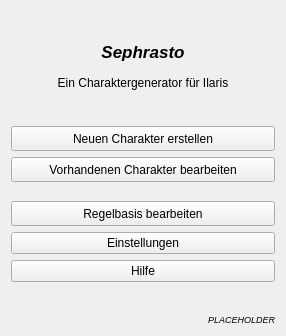
Qt form designer/MainWindow.ui (Aeolitus/Sephrasto) before a commit.
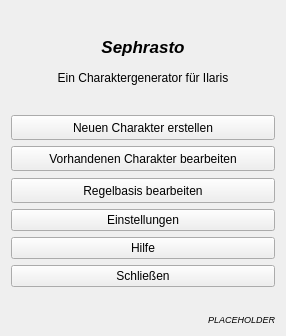
The same form after that commit.

Commit message:
add close button to differend windows
when using a tiling window manager we don't have decorations,
and then no X button.

so i added a close button to the Main/Character and DBEditor window

```diff
--- a/designer/MainWindow.ui
+++ b/designer/MainWindow.ui
@@ -195,6 +195,13 @@
      </property>
     </widget>
    </item>
+   <item row="12" column="0">
+    <widget class="QPushButton" name="buttonClose">
+     <property name="text">
+      <string>Schließen</string>
+     </property>
+    </widget>
+   </item>
   </layout>
  </widget>
  <tabstops>
```
The commit also changes 8 other files.
